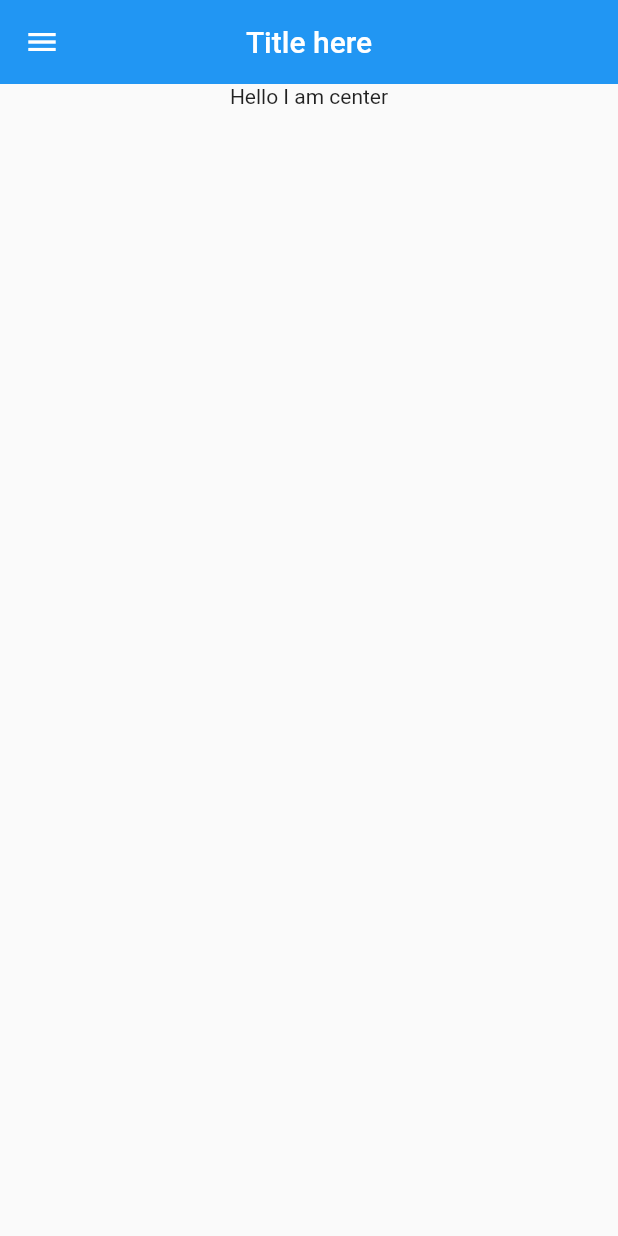
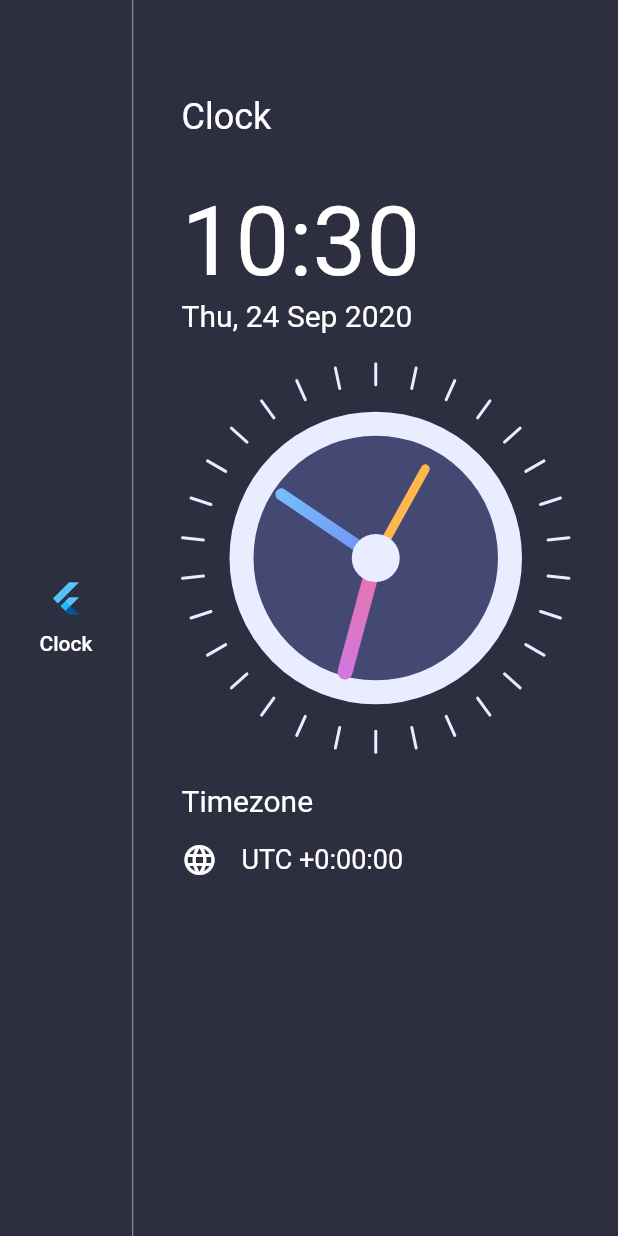
Before and after one commit to ishworpanta10/flutter_clock, a Flutter app: the screen it shows after launch, on a phone screen of 412 x 824 dp. Run offline on Flutter 3.47's test engine with Material 2 defaults, Android fonts, the phone set to English and light mode, and no system bars.

Commit message:
homepage done with clock and menu bar

```diff
--- a/lib/main.dart
+++ b/lib/main.dart
@@ -1,4 +1,5 @@
 import 'package:flutter/material.dart';
+import 'package:flutter_clock/screens/homePage.dart';
 
 void main() {
   runApp(MyApp());
@@ -8,6 +9,8 @@ class MyApp extends StatelessWidget {
   @override
   Widget build(BuildContext context) {
     return MaterialApp(
+      title: "Flutter Clock",
+      debugShowCheckedModeBanner: false,
       theme: ThemeData(
         primarySwatch: Colors.blue,
         visualDensity: VisualDensity.adaptivePlatformDensity,
@@ -16,30 +19,3 @@ class MyApp extends StatelessWidget {
     );
   }
 }
-
-class HomePage extends StatelessWidget {
-  @override
-  Widget build(BuildContext context) {
-    return Scaffold(
-      appBar: AppBar(
-        title: Text("Title here"),
-        leading: IconButton(
-          icon: Icon(Icons.menu),
-          onPressed: () {},
-        ),
-        centerTitle: true,
-        elevation: 0.0,
-        titleSpacing: 1.2,
-      ),
-      body: Container(
-        child: Column(
-          children: <Widget>[
-            Center(
-              child: Text("Hello I am center"),
-            )
-          ],
-        ),
-      ),
-    );
-  }
-}
--- /dev/null
+++ b/lib/screens/clockView.dart
@@ -0,0 +1,123 @@
+import 'dart:async';
+
+import 'package:flutter/material.dart';
+import 'dart:math';
+
+class ClockView extends StatefulWidget {
+  @override
+  _ClockViewState createState() => _ClockViewState();
+}
+
+class _ClockViewState extends State<ClockView> {
+  @override
+  void initState() {
+    Timer.periodic(Duration(seconds: 1), (timer) {
+      setState(() {});
+    });
+    super.initState();
+  }
+
+  @override
+  Widget build(BuildContext context) {
+    return Container(
+      width: 300,
+      height: 300,
+      child: Transform.rotate(
+        angle: -pi / 2,
+        child: CustomPaint(
+          painter: ClockPainter(),
+        ),
+      ),
+    );
+  }
+}
+
+class ClockPainter extends CustomPainter {
+  var dateTime = DateTime.now();
+
+  // 60 sec - 360, 360/60  1sec - 6s
+
+  @override
+  void paint(Canvas canvas, Size size) {
+    var centerX = size.width / 2;
+    var centerY = size.height / 2;
+    var center = Offset(centerX, centerY);
+    var radius = min(centerX, centerY);
+
+    var fillBrush = Paint()..color = Color(0xFF444974);
+
+    var outLineBrush = Paint()
+      ..color = Color(0xFFEAECFF)
+      ..strokeWidth = 16
+      ..style = PaintingStyle.stroke;
+
+    var centerBrush = Paint()..color = Color(0xFFEAECFF);
+
+    var dashBrush = Paint()
+      ..color = Color(0xFFEAECFF)
+      ..style = PaintingStyle.stroke
+      ..strokeCap = StrokeCap.round
+      ..strokeWidth = 2;
+
+    var secHandBrush = Paint()
+      ..color = Colors.orange[300]
+      ..strokeCap = StrokeCap.round
+      ..strokeWidth = 6
+      ..style = PaintingStyle.stroke;
+
+    var minHandBrush = Paint()
+      ..shader = RadialGradient(colors: [Color(0xFF748EF6), Color(0xFF77DDFF)])
+          .createShader(Rect.fromCircle(center: center, radius: radius))
+      ..strokeCap = StrokeCap.round
+      ..color = Colors.orange[300]
+      ..strokeWidth = 8
+      ..style = PaintingStyle.stroke;
+
+    var hourHandBrush = Paint()
+      ..shader = RadialGradient(colors: [Color(0xFFEA74AB), Color(0xFFC279FB)])
+          .createShader(Rect.fromCircle(center: center, radius: radius))
+      ..color = Colors.orange[300]
+      ..strokeCap = StrokeCap.round
+      ..strokeWidth = 10
+      ..style = PaintingStyle.stroke;
+
+    canvas.drawCircle(center, radius - 40, fillBrush);
+    canvas.drawCircle(center, radius - 40, outLineBrush);
+
+    // for hour
+    var hourHandX = centerX +
+        60 * cos((dateTime.hour * 30 + dateTime.minute * 0.5) * pi / 180);
+    var hourHandY = centerX +
+        60 * sin((dateTime.hour * 30 + dateTime.minute * 0.5) * pi / 180);
+    canvas.drawLine(center, Offset(hourHandX, hourHandY), minHandBrush);
+
+    // for min
+    var minHandX = centerX + 76 * cos(dateTime.minute * 6 * pi / 180);
+    var minHandY = centerX + 76 * sin(dateTime.minute * 6 * pi / 180);
+    canvas.drawLine(center, Offset(minHandX, minHandY), hourHandBrush);
+
+    // for sec
+    var secHandX = centerX + 80 * cos(dateTime.second * 6 * pi / 180);
+    var secHandY = centerX + 80 * sin(dateTime.second * 6 * pi / 180);
+    canvas.drawLine(center, Offset(secHandX, secHandY), secHandBrush);
+
+    canvas.drawCircle(center, 16, centerBrush);
+
+    var outerCircleRadius = radius;
+    var innerCircleRadius = radius - 14;
+    for (double i = 0; i < 360; i += 12) {
+      var x1 = centerX + outerCircleRadius * cos(i * pi / 180);
+      var y1 = centerY + outerCircleRadius * sin(i * pi / 180);
+
+      var x2 = centerX + innerCircleRadius * cos(i * pi / 180);
+      var y2 = centerY + innerCircleRadius * sin(i * pi / 180);
+
+      canvas.drawLine(Offset(x1, y1), Offset(x2, y2), dashBrush);
+    }
+  }
+
+  @override
+  bool shouldRepaint(CustomPainter oldDelegate) {
+    return true;
+  }
+}
--- /dev/null
+++ b/lib/screens/homePage.dart
@@ -0,0 +1,96 @@
+import 'package:flutter/material.dart';
+import 'package:flutter_clock/screens/clockView.dart';
+import 'package:intl/intl.dart';
+
+class HomePage extends StatelessWidget {
+  @override
+  Widget build(BuildContext context) {
+    var now = DateTime.now();
+
+    var formatedDate = DateFormat('EEE, d MMM y').format(now);
+    var formatedTime = DateFormat('hh:mm').format(now);
+    var timeZoneOffset = now.timeZoneOffset.toString().split('.').first;
+    var offsetSign = '';
+    if (!timeZoneOffset.startsWith('-')) offsetSign = '+';
+
+    return Scaffold(
+      backgroundColor: Color(0xFF2D2F41),
+      body: Row(
+        children: [
+          Column(
+            mainAxisAlignment: MainAxisAlignment.center,
+            children: [
+              FlatButton(
+                  onPressed: () {},
+                  child: Column(
+                    children: [
+                      FlutterLogo(),
+                      SizedBox(
+                        height: 10.0,
+                      ),
+                      Text(
+                        "Clock",
+                        style: TextStyle(color: Colors.white, fontSize: 14.0),
+                      ),
+                    ],
+                  ))
+            ],
+          ),
+          VerticalDivider(
+            color: Colors.white54,
+            width: 1,
+          ),
+          Expanded(
+            child: Container(
+              padding: EdgeInsets.symmetric(horizontal: 32, vertical: 64),
+              alignment: Alignment.center,
+              child: Column(
+                crossAxisAlignment: CrossAxisAlignment.start,
+                children: [
+                  Text(
+                    "Clock",
+                    style: TextStyle(fontSize: 24.0, color: Colors.white),
+                  ),
+                  SizedBox(
+                    height: 32.0,
+                  ),
+                  Text(
+                    formatedTime,
+                    style: TextStyle(fontSize: 64.0, color: Colors.white),
+                  ),
+                  Text(
+                    formatedDate,
+                    style: TextStyle(fontSize: 20.0, color: Colors.white),
+                  ),
+                  ClockView(),
+                  Text(
+                    "Timezone",
+                    style: TextStyle(fontSize: 20.0, color: Colors.white),
+                  ),
+                  SizedBox(
+                    height: 16.0,
+                  ),
+                  Row(
+                    children: [
+                      Icon(
+                        Icons.language,
+                        color: Colors.white,
+                      ),
+                      SizedBox(
+                        width: 16.0,
+                      ),
+                      Text(
+                        "UTC " + offsetSign + timeZoneOffset,
+                        style: TextStyle(fontSize: 18.0, color: Colors.white),
+                      ),
+                    ],
+                  )
+                ],
+              ),
+            ),
+          ),
+        ],
+      ),
+    );
+  }
+}
```
Also changed, not shown: 1 other file.
